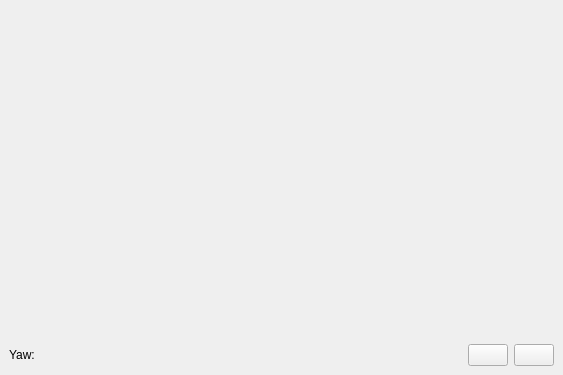
This is ui/ui_orbitalDialog.ui in RobertoHS-Vemasmas/360View as Qt 5 draws it before an edit. The edited form follows.
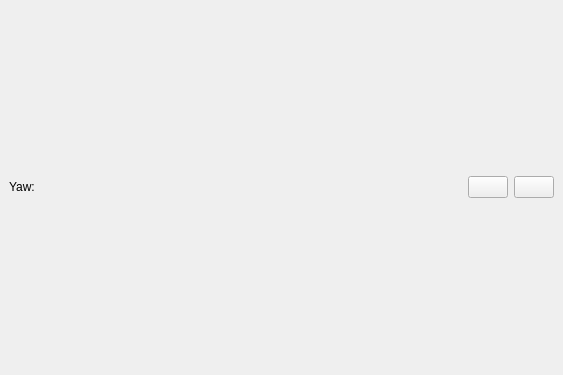
This is the edited form. Icons and pictures are not drawn.

Diff of the .ui file:
```diff
--- a/ui/ui_orbitalDialog.ui
+++ b/ui/ui_orbitalDialog.ui
@@ -22,21 +22,7 @@
         <widget class="QWidget" name="dockWidgetContents">
             <layout class="QVBoxLayout" name="verticalLayout_3">
                 <item>
-                    <layout class="QGridLayout" name="ViewerLayout">
-                        <item row="0" column="0">
-                            <spacer name="verticalSpacer">
-                                <property name="orientation">
-                                    <enum>Qt::Vertical</enum>
-                                </property>
-                                <property name="sizeHint" stdset="0">
-                                    <size>
-                                        <width>20</width>
-                                        <height>40</height>
-                                    </size>
-                                </property>
-                            </spacer>
-                        </item>
-                    </layout>
+     <layout class="QGridLayout" name="ViewerLayout"/>
                 </item>
                 <item>
                     <layout class="QHBoxLayout" name="horizontalLayout">
```
Left out of the diff: 6 changed lines with no effect on the pictures. Lines whose indentation alone changed are shown as unchanged.
